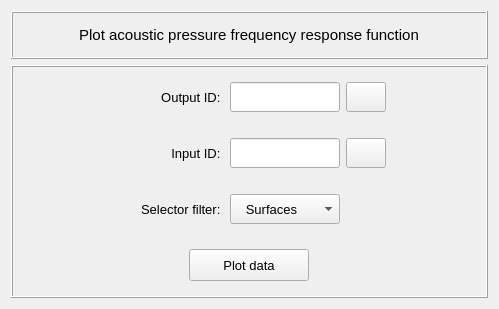
MOPT-UFSC/VIBRA, file vibra/interface/data/ui_files/plots/acoustic/plot_acoustic_pressure_frequency_response_function.ui: the form before one commit.
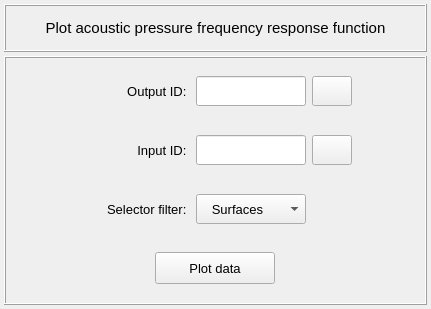
The form after the commit. Icons and pictures are not drawn.

Commit message: Remove white background color from ui-files

The edit to the form file:
```diff
--- a/vibra/interface/data/ui_files/plots/acoustic/plot_acoustic_pressure_frequency_response_function.ui
+++ b/vibra/interface/data/ui_files/plots/acoustic/plot_acoustic_pressure_frequency_response_function.ui
@@ -6,7 +6,7 @@
    <rect>
     <x>0</x>
     <y>0</y>
-    <width>499</width>
+    <width>431</width>
     <height>309</height>
    </rect>
   </property>
@@ -26,6 +26,21 @@
    <string>Form</string>
   </property>
   <layout class="QGridLayout" name="gridLayout_4">
+   <property name="leftMargin">
+    <number>4</number>
+   </property>
+   <property name="topMargin">
+    <number>4</number>
+   </property>
+   <property name="rightMargin">
+    <number>4</number>
+   </property>
+   <property name="bottomMargin">
+    <number>4</number>
+   </property>
+   <property name="verticalSpacing">
+    <number>4</number>
+   </property>
    <item row="0" column="0">
     <widget class="QFrame" name="frame">
      <property name="minimumSize">
```
The commit also changes 5 other files.
